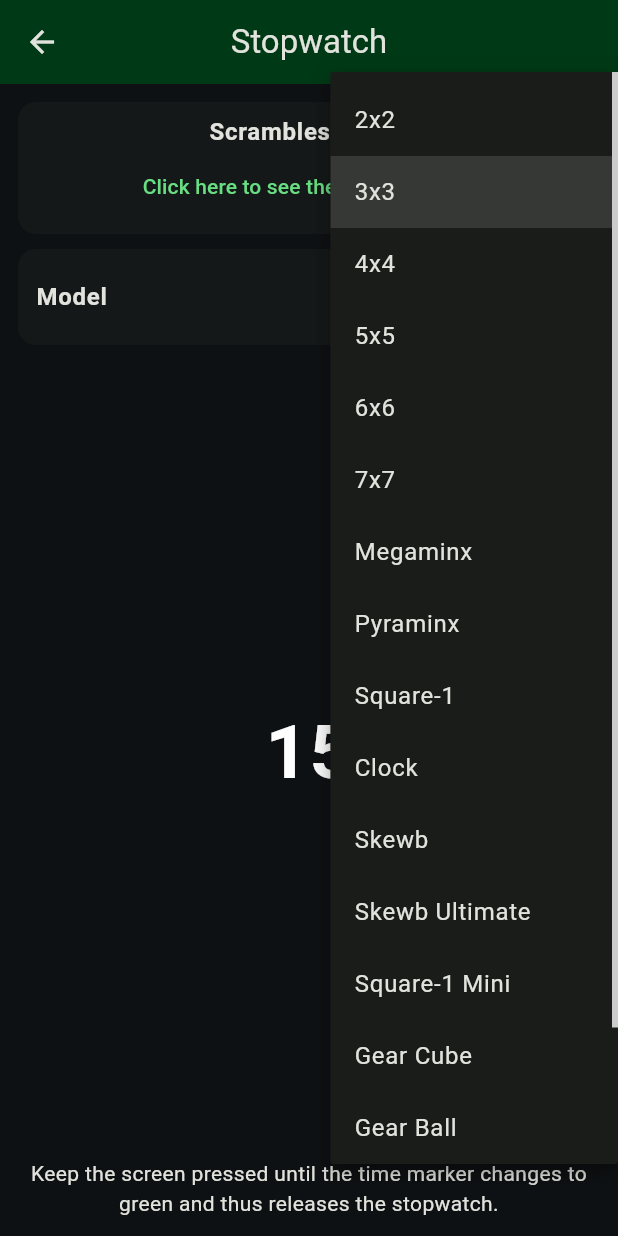
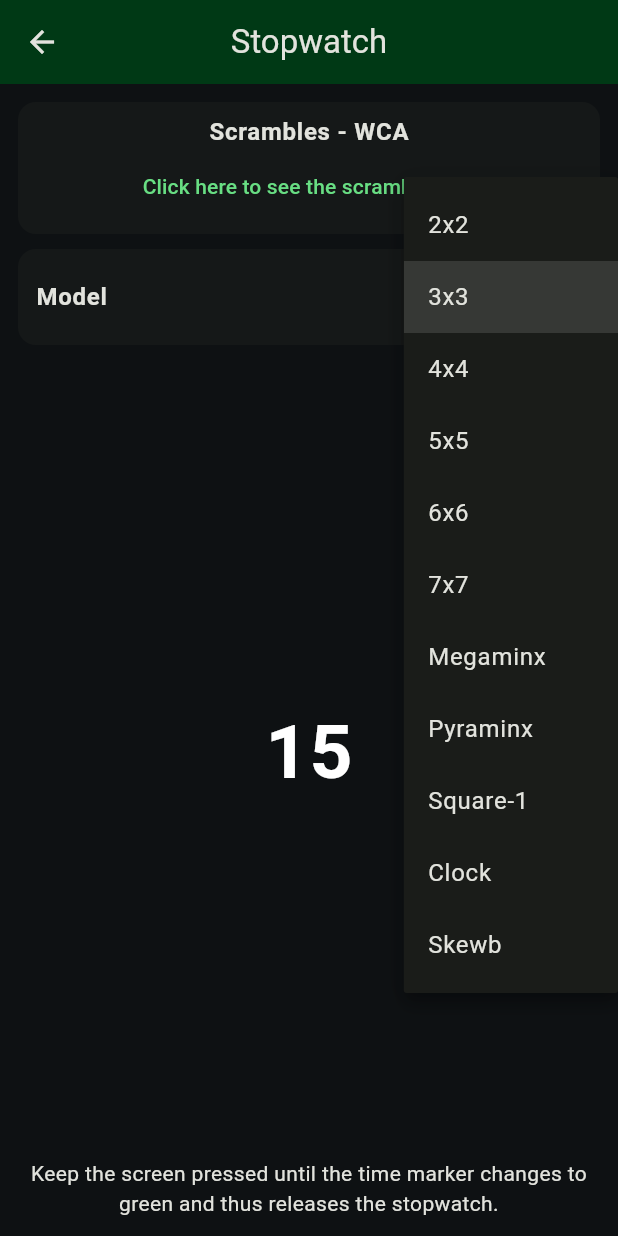
Before and after one commit to lucas3g/cuber_timer, a Flutter app: the TimerPage screen opened directly, after a tap on "3x3", on a phone screen of 412 x 824 dp. Run offline on Flutter 3.47's test engine with Material 3 defaults, Android fonts, the phone set to English and light mode, and no system bars; our stand-ins replace bot_toast, flutter_i18n, flutter_mobx, get_it, google_fonts, google_mobile_ads and 7 more; missing offline and left inert: super_sliver_list; accounts and stored records are empty; generated files the repository leaves out were written again; network calls fail.

Commit message:
feat: atualizar a versão do compileSdk e minSdk, melhorar mensagens de estado e refatorar lógica de exibição

```diff
--- a/lib/app/modules/all_records_by_group/presenter/all_records_by_group_page.dart
+++ b/lib/app/modules/all_records_by_group/presenter/all_records_by_group_page.dart
@@ -188,8 +188,8 @@ class _AllRecordsByGroupPageState extends State<AllRecordsByGroupPage> {
               );
             }
 
-            return const Center(
-              child: Text('Estado desconhecido.'),
+            return Center(
+              child: Text(context.translate.homePage.listEmpty),
             );
           },
         ),
--- a/lib/app/modules/home/presenter/home_page.dart
+++ b/lib/app/modules/home/presenter/home_page.dart
@@ -43,6 +43,8 @@ class _HomePageState extends State<HomePage> {
   InterstitialAd? _interstitialAd;
 
   late Map<String, List<RecordEntity>> sortedGroupedRecords;
+
+  TabController? tabController;
 
   @override
   void initState() {
@@ -194,14 +196,15 @@ class _HomePageState extends State<HomePage> {
             children: [
               Observer(builder: (context) {
                 final state = recordController.state;
-                if (state is! SuccessGetListRecordState &&
-                    state is! SuccessDeleteRecordState) {
+                if (state is! SuccessGetListRecordState) {
                   return Column(
                     mainAxisAlignment: MainAxisAlignment.center,
                     children: [
                       const MyCircularProgressWidget(),
-                      Text(context.translate.homePage.textLoading,
-                          style: context.textTheme.bodyLarge),
+                      Text(
+                        context.translate.homePage.textLoading,
+                        style: context.textTheme.bodyLarge,
+                      ),
                     ],
                   );
                 }
@@ -210,7 +213,8 @@ class _HomePageState extends State<HomePage> {
 
                 if (records.isEmpty) {
                   return NoDataWidget(
-                      text: context.translate.homePage.listEmpty);
+                    text: context.translate.homePage.listEmpty,
+                  );
                 }
 
                 final groupedRecords = <String, List<RecordEntity>>{};
@@ -471,8 +475,7 @@ class _HomePageState extends State<HomePage> {
               Observer(builder: (context) {
                 final state = recordController.state;
 
-                if (state is! SuccessGetListRecordState &&
-                    state is! SuccessDeleteRecordState) {
+                if (state is! SuccessGetListRecordState) {
                   return const SizedBox();
                 }
 
--- a/lib/app/shared/utils/cube_types_list.dart
+++ b/lib/app/shared/utils/cube_types_list.dart
@@ -11,12 +11,6 @@ class CubeTypesList {
     'Square-1',
     'Clock',
     'Skewb',
-    'Skewb Ultimate',
-    'Square-1 Mini',
-    'Gear Cube',
-    'Gear Ball',
-    'Mirror Cube',
-    'Master Pyraminx',
   ];
 
   static Map<String, List<String>> cubeScrambles = {
@@ -74,17 +68,52 @@ class CubeTypesList {
       "3Rw2 Rw 3Fw F' Rw Dw' U' 3Uw' B' D' Lw Uw' D Fw' Rw D R Lw2 U 3Uw' B' Fw' D2 R' 3Fw L D Bw2 Fw Uw L' Dw B2 U L2 D F' R' Bw D2 Bw2 3Uw2 D' Rw2 L2 D B D2 Fw 3Fw D 3Uw' Rw' Fw' Bw R' Lw' B' Lw' Bw Lw' D' R Lw2 3Rw' Fw2 3Uw2 R Fw 3Fw Bw' F' Rw' Dw2 Bw U' L' Bw' U D2",
       "3Rw' Bw' L' Uw' R2 Dw' Rw2 F' Rw' 3Fw2 Dw' Lw' R2 Uw B D2 F D2 3Fw' 3Uw' Uw' Fw 3Uw2 D Bw D R' D2 3Fw' F' Lw' D 3Uw L' Bw F' 3Rw2 Dw' R L Rw2 3Rw' F Rw' F2 3Uw B2 U Dw2 3Fw2 Bw2 R2 Rw Fw 3Fw2 Bw U' Fw2 L' Fw2 Lw B2 3Uw2 3Rw2 Bw' Dw2 Bw Uw' Rw Fw' D B' Dw Rw2 3Rw' U Lw2 U B' Rw2",
     ],
-    '7x7': [],
-    'Megaminx': [],
-    'Pyraminx': [],
-    'Square-1': [],
-    'Clock': [],
-    'Skewb': [],
-    'Skewb Ultimate': [],
-    'Square-1 Mini': [],
-    'Gear Cube': [],
-    'Gear Ball': [],
-    'Mirror Cube': [],
-    'Master Pyraminx': [],
+    '7x7': [
+      "3Uw' 3Dw' U' Fw U L2 3Bw' Dw' B' F2 Fw Uw' Lw Bw' R' Fw2 Bw2 F' 3Lw D' 3Lw' Dw' Uw2 3Rw 3Bw' L U 3Rw' 3Bw2 3Rw Fw2 Lw2 F2 Dw2 3Fw F 3Rw2 D2 Dw2 3Dw B 3Dw2 Fw2 Lw2 Dw' 3Rw2 R' 3Bw 3Fw' Dw' Lw L' Bw2 3Fw' 3Bw' 3Uw Fw2 D' R2 L' Uw' Lw 3Bw2 D' Uw Dw2 3Fw Uw2 3Rw F' D2 Lw2 F R' Fw' L Lw Uw' 3Fw2 Fw2 3Dw2 U 3Bw2 U Rw2 R' D2 3Rw 3Fw' Fw L2 3Dw' 3Lw' 3Rw2 F' 3Rw2 3Dw U2 F' Uw",
+      "D Fw2 F2 D' Lw R2 F' B2 Uw' Bw2 L2 F U2 3Uw2 F' 3Fw 3Dw' 3Rw' Lw' 3Fw B 3Uw R2 3Rw F R' Dw2 Uw Lw 3Fw2 Bw' D' 3Lw' Fw' Rw Bw' D2 B Uw2 Rw' 3Dw 3Fw 3Bw' Lw Fw Lw F' Lw U Dw2 Fw D' Uw2 R' Uw 3Fw2 3Rw2 3Fw 3Lw R Uw2 Lw' Bw' 3Lw2 Bw 3Uw U' 3Fw' U' 3Lw 3Dw' Fw U' R2 B2 3Uw' Dw 3Rw' Bw' 3Bw B2 3Lw D' 3Fw Rw' D2 Bw2 3Uw' F' 3Dw 3Uw' Fw' Uw2 Bw' L2 Bw' Dw F R2 D",
+      "D2 3Rw' U 3Bw 3Rw U' L' Lw2 3Rw' 3Dw Lw' L' 3Fw' Rw' 3Lw2 D2 3Uw2 L' 3Fw F 3Bw B R' 3Uw' R Lw U Dw D' Bw2 F2 B2 3Fw2 R2 Bw Rw Bw D2 B2 F Dw' 3Fw F' Dw2 R2 3Fw' R2 Uw Fw' Uw Bw' 3Bw2 3Uw' Dw2 3Rw2 3Dw 3Uw' R Bw' U2 D2 Bw F2 3Uw' 3Dw2 B' 3Dw' R 3Lw F 3Rw' L' Dw 3Rw R' F' 3Uw' Lw2 3Lw' 3Uw' Rw2 3Dw' Lw' R' 3Lw2 Rw2 Fw' Dw2 Bw L' 3Dw2 3Rw R Lw' 3Uw' 3Bw' 3Uw2 Dw B' L'",
+      "3Bw' Lw2 L' F2 3Fw B2 Rw Dw2 D R2 Bw R D' L2 3Bw' 3Fw' F2 Uw' Fw' Uw2 Bw' 3Rw R2 3Lw Lw2 L2 B 3Lw' R2 L2 Bw' U' Dw2 F' 3Fw D' Dw F 3Bw' 3Dw' 3Fw2 Uw 3Bw' F2 3Dw2 Bw' F2 3Rw2 D' Rw' U2 Dw' B2 3Rw' U2 3Uw2 L' Lw2 3Bw D 3Rw' D R Lw2 3Bw F 3Fw2 D R2 Dw' Lw Fw' 3Lw Uw2 3Dw' L B2 F' 3Rw 3Lw' Bw' R' L U 3Bw2 D' U' Lw2 Rw D' 3Uw' Dw2 F2 U 3Lw L' Lw R' U2 Bw'",
+      "3Uw' L2 Bw' Dw2 3Uw 3Rw2 3Lw2 L R2 3Uw Rw' L 3Lw Bw2 Lw' Dw Fw Lw' U2 Fw Uw 3Dw 3Rw2 Uw' Bw' 3Fw 3Rw R Uw' 3Uw Fw' 3Bw' 3Rw' D2 Lw2 Dw2 R L2 3Bw2 Dw' 3Dw' B2 D2 3Bw' Lw' D' 3Dw 3Fw Uw2 D2 3Rw' 3Bw Fw' Rw' 3Uw 3Bw' R' 3Fw2 B2 3Rw Lw D Uw 3Lw 3Fw U' Lw' 3Uw B' R2 3Dw' F2 3Rw D L2 R Dw' Lw2 D2 3Dw 3Uw2 3Bw' Rw' 3Dw2 L' Fw' Lw2 Fw 3Fw' L Rw2 Dw Lw2 D' Uw2 Lw L Dw' Uw2 3Dw'",
+      "3Rw' F2 3Fw' L' 3Fw Dw L Uw' F Rw' 3Dw Bw' Dw2 B 3Uw' Dw' 3Lw 3Dw 3Rw 3Uw' 3Lw' R D2 L' Lw2 3Rw2 R2 D2 3Bw' 3Uw2 3Rw Lw' Rw2 3Dw' B2 Fw' R L' Fw 3Bw' B L2 B 3Uw 3Dw2 D 3Fw L' 3Bw U' L Uw' Dw' Lw2 U2 R L2 Bw2 L' Lw' 3Fw' Dw2 Fw2 Bw' 3Fw2 3Bw2 Uw' 3Bw' Rw L' 3Uw 3Bw' Bw' U' R' F' Dw' U Fw' Dw' Fw' L2 Fw2 Dw L2 3Bw2 Uw Lw' 3Fw' L Rw 3Dw Fw' R2 U 3Bw' L Fw' 3Rw Lw'",
+      "Dw' Lw D2 L 3Rw 3Fw' F2 Rw' L 3Lw F' Lw2 R' 3Lw2 3Fw2 D 3Lw' R' Bw' Rw 3Fw2 F L Bw2 D 3Uw2 L2 D R' Fw 3Uw2 3Dw R Uw' Rw' U 3Uw 3Rw L2 Rw2 Bw 3Lw' Uw' Fw2 Lw F B2 Dw2 Uw2 3Lw2 B' Bw2 D 3Dw' L2 R 3Dw2 Lw2 L' Bw' D Rw2 R' 3Dw2 L2 3Rw2 3Bw' Dw Lw' L2 B Bw' 3Bw2 Uw' F' Dw L2 3Fw' L' U R2 Lw' Rw2 3Fw2 F Lw2 Fw' Uw' Fw2 3Dw' R2 B2 D 3Fw2 3Lw' D' Fw 3Bw' R 3Rw",
+    ],
+    'Megaminx': [
+      "R-- D++ R-- D-- R-- D++ R-- D-- R++ D++ U R-- D++ R-- D++ R-- D++ R++ D++ R-- D-- U' R-- D++ R++ D-- R-- D++ R++ D-- R++ D-- U' R-- D++ R++ D++ R++ D-- R-- D-- R-- D++ U R++ D-- R++ D-- R-- D-- R-- D++ R-- D++ U R++ D-- R-- D++ R-- D-- R-- D++ R++ D-- U' R-- D-- R++ D-- R-- D-- R++ D-- R-- D++ U",
+      "R++ D-- R-- D-- R++ D-- R-- D-- R-- D++ U R++ D-- R-- D-- R-- D-- R-- D-- R-- D-- U' R-- D++ R-- D++ R++ D-- R++ D++ R-- D-- U' R-- D-- R++ D++ R-- D++ R-- D++ R++ D++ U R++ D++ R-- D++ R-- D++ R++ D-- R++ D++ U R++ D-- R++ D-- R-- D-- R-- D-- R++ D-- U' R++ D++ R++ D-- R-- D-- R-- D++ R++ D++ U",
+      "R-- D++ R-- D++ R++ D-- R-- D++ R++ D++ U R++ D++ R-- D++ R-- D++ R++ D++ R-- D-- U' R++ D-- R++ D-- R++ D-- R++ D++ R++ D-- U' R++ D-- R-- D++ R-- D-- R-- D++ R++ D-- U' R++ D-- R-- D++ R++ D-- R++ D-- R++ D-- U' R-- D-- R-- D++ R-- D++ R++ D-- R-- D++ U R++ D++ R-- D-- R-- D++ R-- D++ R-- D++ U",
+      "R-- D++ R++ D++ R++ D++ R-- D-- R-- D++ U R-- D-- R++ D-- R-- D-- R++ D-- R++ D++ U R-- D++ R++ D++ R-- D-- R-- D++ R++ D-- U' R++ D-- R++ D++ R-- D++ R-- D-- R++ D-- U' R++ D-- R-- D++ R++ D++ R++ D++ R++ D++ U R-- D-- R-- D-- R-- D++ R-- D-- R-- D-- U' R-- D-- R++ D++ R++ D++ R++ D++ R++ D++ U",
+    ],
+    'Pyraminx': [
+      "U' R L' R U L' U L r' b u'",
+      "U B U L B' L R' U r b' u",
+      "R' B L' R' U L U' R' l r' b",
+      "L B L R' L' U' B U l r u'",
+      "U' R' U' R L U R L' l u'",
+      "U' R B L' R L' B' R l' b'",
+    ],
+    'Square-1': [
+      "(0,5)/ (0,3)/ (-5,-2)/ (2,-1)/ (6,0)/ (-3,-2)/ (3,0)/ (3,0)/ (-2,-3)/ (-2,0)/ (0,-5)/ (-2,0)/ (4,0)/",
+      "(-5,0)/ (-3,6)/ (-3,0)/ (5,-1)/ (0,-3)/ (-5,0)/ (0,-3)/ (3,0)/ (-2,-4)/ (2,-3)/ (6,-4)/ (-5,-4)",
+      "(4,0)/ (0,3)/ (-1,-4)/ (-3,0)/ (6,-2)/ (3,0)/ (1,-4)/ (-2,0)/ (-4,-5)/ (0,-4)/ (-2,0)/ (0,-1)",
+      "(3,2)/ (3,6)/ (-3,-3)/ (-3,0)/ (3,-2)/ (-3,-3)/ (-2,-5)/ (-2,0)/ (0,-2)/ (0,-2)",
+      "(0,2)/ (4,-2)/ (0,-3)/ (0,-3)/ (3,0)/ (-1,0)/ (3,0)/ (1,0)/ (0,-1)/ (-2,0)/ (0,-5)/ (-4,0)/ (-2,-2)/",
+      "(1,0)/ (3,3)/ (-1,-1)/ (0,-3)/ (-5,-2)/ (6,-4)/ (-3,0)/ (5,-2)/ (4,0)/ (0,-3)/ (0,-4)/ (0,-4)/ (0,-2)/",
+    ],
+    'Clock': [
+      "UR3- DR2+ DL2- UL2+ U2- R1- D4+ L2+ ALL5- y2 U1- R0+ D6+ L1+ ALL4+",
+      "UR2+ DR2+ DL1- UL5+ U0+ R1+ D6+ L3- ALL1+ y2 U3+ R1- D5- L1+ ALL2-",
+      "UR2- DR5+ DL1- UL5+ U3+ R5- D1+ L5+ ALL6+ y2 U1+ R2- D6+ L2- ALL3-",
+      "UR1- DR1+ DL1- UL0+ U2+ R3+ D6+ L3- ALL5+ y2 U4- R6+ D3+ L5+ ALL3+",
+      "UR4- DR3+ DL4+ UL3- U4- R0+ D5+ L5+ ALL5- y2 U4+ R2+ D4- L5- ALL4-",
+      "UR3+ DR2- DL5- UL2- U4- R2+ D2+ L4+ ALL0+ y2 U4+ R5+ D5- L1+ ALL4-",
+    ],
+    'Skewb': [
+      "R' B R B L' B U B'",
+      "U B' U' L B' R U R'",
+      "R' L' U R U' B' L R' L'",
+      "B' R L' R L R' U' R",
+      "R' L R L' B U' R' B L'",
+      "U B U' B L B U' B",
+    ],
   };
 }
```
Also changed, not shown: 1 other file.
